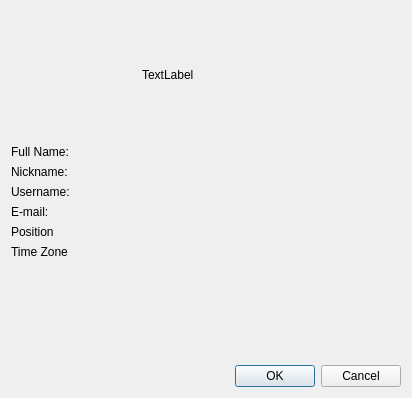
nuclear868/mattermost-qt, file sources/user-profile/UserProfileDialog.ui: the form before one commit.
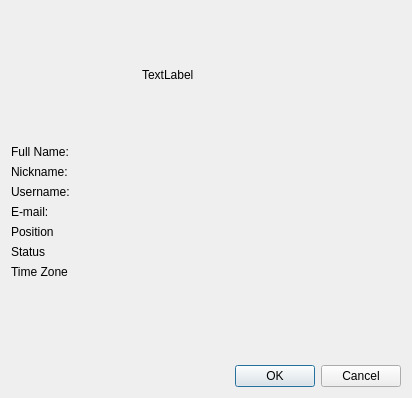
The form after the commit.

Commit message: get user status and show it in user profile

```diff
--- a/sources/user-profile/UserProfileDialog.ui
+++ b/sources/user-profile/UserProfileDialog.ui
@@ -75,6 +75,13 @@
          </property>
         </widget>
        </item>
+       <item>
+        <widget class="QLabel" name="statusLabel">
+         <property name="text">
+          <string>Status</string>
+         </property>
+        </widget>
+       </item>
        <item>
         <widget class="QLabel" name="timezoneLabel">
          <property name="text">
```
Left out of the diff: 7 changed lines with no effect on the pictures. The commit also changes 4 other files.
